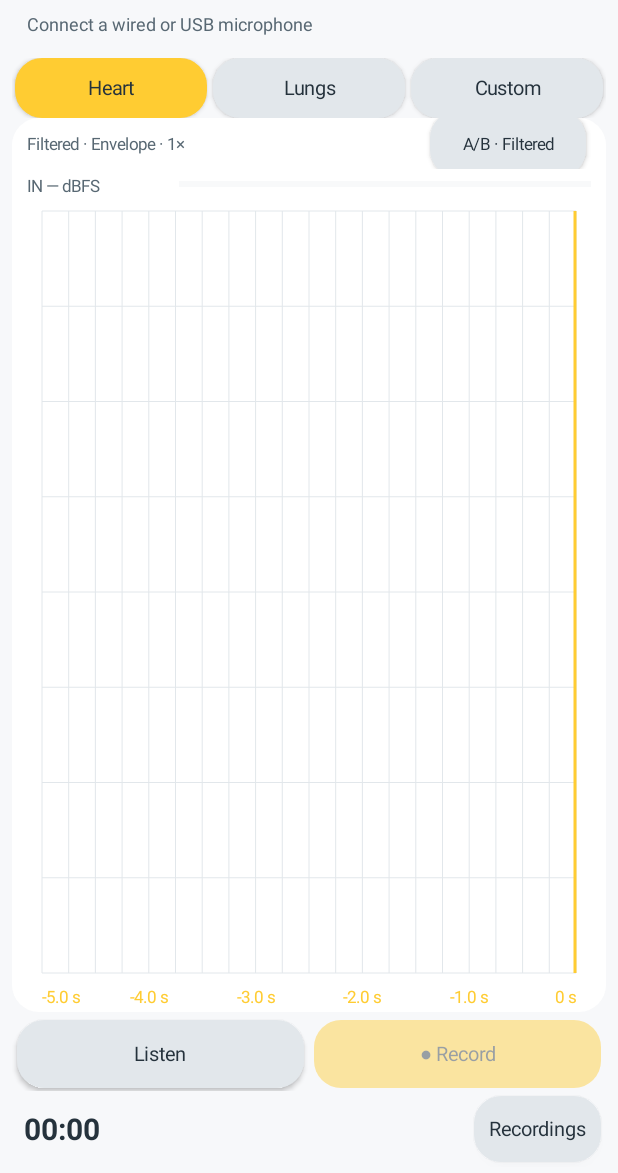
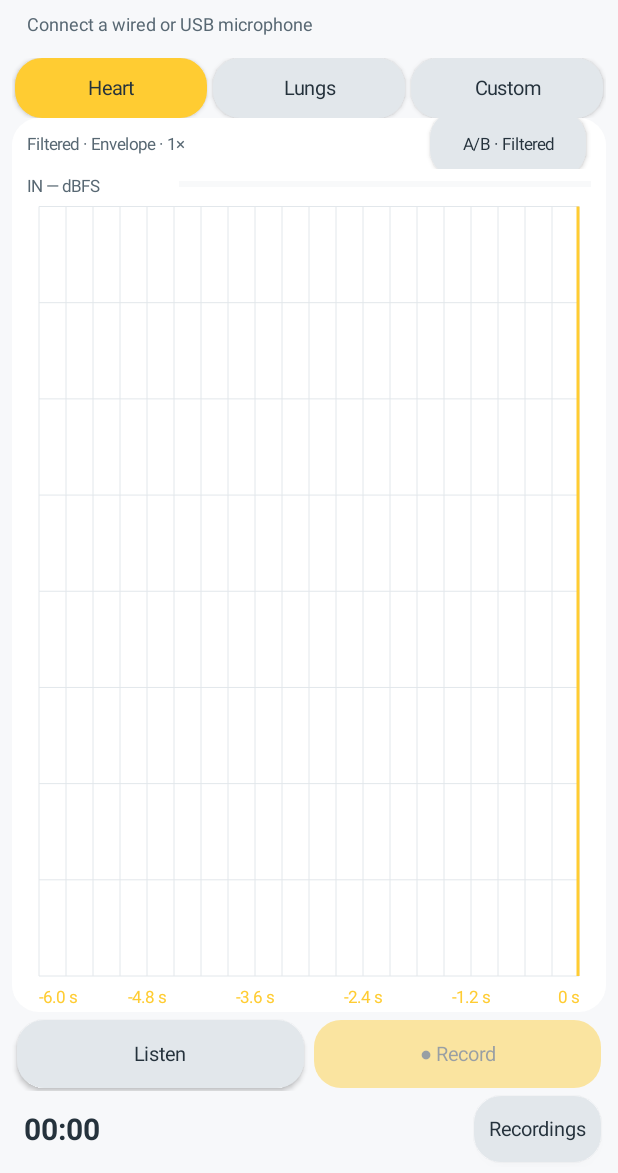
Before and after one commit to Orbivia/AcCorps, an Android app: the screen it shows after launch (MainActivity), on a phone screen of 412 x 824 dp, the part 63-1236 px from its top. Run offline under Robolectric (Android 15) with nearby library versions, the phone set to English and light mode, and no system bars; 1 statement that could not run was skipped.

Commit message:
Improve signal contrast and enlarge 6-second default scope view

```diff
--- a/app/src/main/java/fr/orbivia/accorps/ScopeView.java
+++ b/app/src/main/java/fr/orbivia/accorps/ScopeView.java
@@ -10,7 +10,7 @@ public final class ScopeView extends View {
  private final Paint paint=new Paint(Paint.ANTI_ALIAS_FLAG);
  private final int ink,grid,accent;
  private final float density;
- private int windowMillis=5000;
+ private int windowMillis=6000;
  private boolean envelopeMode=true;
  /** Smoothed on-screen amplitude reference (not audio gain). */
  private float envelopeReference=64,waveformReference=128;
@@ -20,13 +20,13 @@ public final class ScopeView extends View {
   density=getResources().getDisplayMetrics().density;
   setContentDescription(c.getString(R.string.wave_description));
  }
- public void setSpeed(double speed){windowMillis=(int)(5000/speed);if(frozen!=null)frozen=history.snapshot(windowMillis);invalidate();}
+ public void setSpeed(double speed){windowMillis=(int)(6000/speed);if(frozen!=null)frozen=history.snapshot(windowMillis);invalidate();}
  public void setEnvelopeMode(boolean mode){envelopeMode=mode;invalidate();}
  public void setPaused(boolean paused){frozen=paused?history.snapshot(windowMillis):null;invalidate();}
  public boolean isPaused(){return frozen!=null;}
  @Override protected void onDraw(Canvas c){
   super.onDraw(c);
-  float left=10*density,right=getWidth()-10*density,top=8*density,bottom=getHeight()-26*density,mid=(top+bottom)/2;
+  float left=8*density,right=getWidth()-8*density,top=5*density,bottom=getHeight()-24*density,mid=(top+bottom)/2;
   if(right<=left||bottom<=top)return;
   paint.setColor(grid);paint.setStrokeWidth(Math.max(1,density*.5f));
   for(int i=0;i<=20;i++){float x=left+(right-left)*i/20;c.drawLine(x,top,x,bottom,paint);}
@@ -56,8 +56,8 @@ public final class ScopeView extends View {
    envelope[i]=level;max=Math.max(max,level);
   }
   envelopeReference=Math.max(max,envelopeReference*.985f);
-  float scale=height*.40f/envelopeReference;
-  paint.setColor(ink);paint.setStrokeWidth(Math.max(1,density));
+  float scale=height*.46f/envelopeReference;
+  paint.setColor(ink);paint.setStrokeWidth(Math.max(1.4f,density*1.1f));
   for(int p=0;p<pixels;p++){
    int from=(int)((long)p*data.windowMillis/pixels)-padding;
    int to=(int)((long)(p+1)*data.windowMillis/pixels)-padding;
@@ -65,14 +65,14 @@ public final class ScopeView extends View {
    from=Math.max(0,from);to=Math.min(n,Math.max(from+1,to));if(from>=to)continue;
    float peak=0;for(int i=from;i<to;i++)peak=Math.max(peak,envelope[i]);
    float x=left+p,extent=peak*scale;
-   paint.setAlpha(120+135*p/pixels);c.drawLine(x,mid-extent,x,mid+extent,paint);
+   paint.setAlpha(190+65*p/pixels);c.drawLine(x,mid-extent,x,mid+extent,paint);
   }
  }
  private void drawWaveform(Canvas c,ScopeHistory.Snapshot data,int n,int padding,int pixels,float left,float mid,float height){
   float peak=32;
   for(int i=0;i<n;i++)peak=Math.max(peak,Math.max(Math.abs((int)data.lows[i]),Math.abs((int)data.highs[i])));
   waveformReference=Math.max(peak,waveformReference*.985f);
-  float scale=height*.43f/waveformReference,lastY=mid;boolean connected=false;
+  float scale=height*.46f/waveformReference,lastY=mid;boolean connected=false;
   paint.setStrokeWidth(Math.max(1,density));
   for(int p=0;p<pixels;p++){
    int from=(int)((long)p*data.windowMillis/pixels)-padding,to=(int)((long)(p+1)*data.windowMillis/pixels)-padding;
@@ -81,7 +81,7 @@ public final class ScopeView extends View {
    int lo=32767,hi=-32768;
    for(int i=from;i<to;i++){lo=Math.min(lo,data.lows[i]);hi=Math.max(hi,data.highs[i]);}
    float x=left+p,upper=mid-hi*scale,lower=mid-lo*scale,y=(upper+lower)/2;
-   paint.setColor(ink);paint.setAlpha(110+145*p/pixels);
+   paint.setColor(ink);paint.setAlpha(180+75*p/pixels);
    c.drawLine(x,upper,x,lower,paint);if(connected)c.drawLine(x-1,lastY,x,y,paint);
    lastY=y;connected=true;
   }
```
